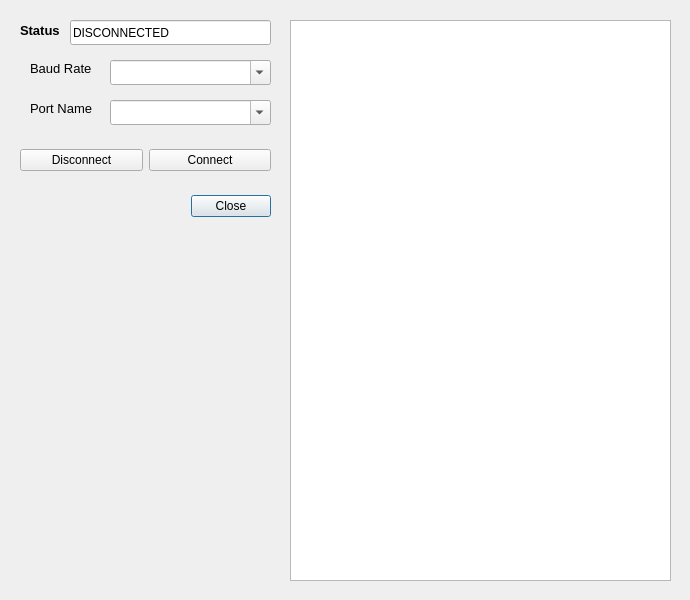
Before: the Qt Designer form code/gui/serialbox.ui in uwnrg/minotaur-cpp, drawn with Qt 5.
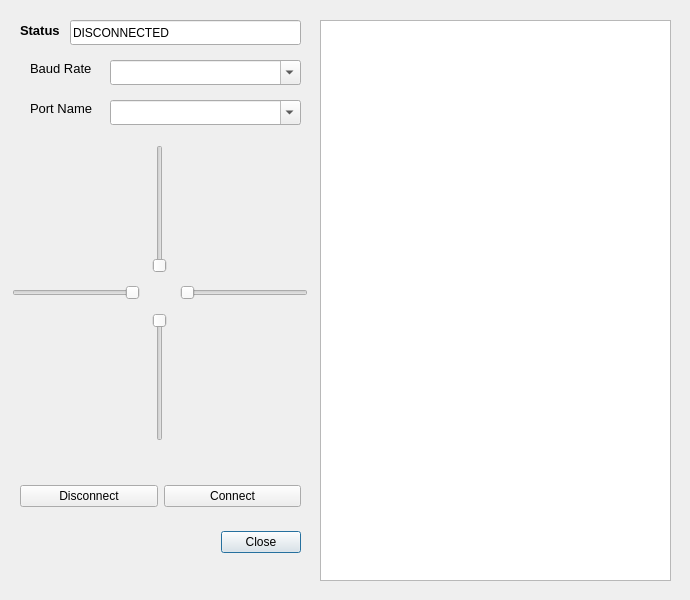
After: the same form once the commit is applied.

Commit message:
Power sliders (#161)
* Update video menu

* Slide into the UI

* Change order of enum to match dropdown on main window

* POWERSLIDE

* Made fixes

What changed in the file:
```diff
--- a/code/gui/serialbox.ui
+++ b/code/gui/serialbox.ui
@@ -22,9 +22,9 @@
   <widget class="QDialogButtonBox" name="button_box">
    <property name="geometry">
     <rect>
-     <x>10</x>
-     <y>190</y>
-     <width>261</width>
+     <x>25</x>
+     <y>526</y>
+     <width>276</width>
      <height>32</height>
     </rect>
    </property>
@@ -43,7 +43,7 @@
     <rect>
      <x>20</x>
      <y>20</y>
-     <width>71</width>
+     <width>86</width>
      <height>21</height>
     </rect>
    </property>
@@ -64,7 +64,7 @@
     <rect>
      <x>70</x>
      <y>20</y>
-     <width>201</width>
+     <width>231</width>
      <height>25</height>
     </rect>
    </property>
@@ -87,7 +87,7 @@
     <rect>
      <x>30</x>
      <y>100</y>
-     <width>81</width>
+     <width>96</width>
      <height>17</height>
     </rect>
    </property>
@@ -105,7 +105,7 @@
     <rect>
      <x>30</x>
      <y>60</y>
-     <width>81</width>
+     <width>96</width>
      <height>17</height>
     </rect>
    </property>
@@ -123,7 +123,7 @@
     <rect>
      <x>110</x>
      <y>100</y>
-     <width>161</width>
+     <width>191</width>
      <height>25</height>
     </rect>
    </property>
@@ -138,8 +138,8 @@
    <property name="geometry">
     <rect>
      <x>20</x>
-     <y>140</y>
-     <width>251</width>
+     <y>476</y>
+     <width>281</width>
      <height>41</height>
     </rect>
    </property>
@@ -149,6 +149,9 @@
       <property name="text">
        <string>Disconnect</string>
       </property>
+      <property name="autoDefault">
+        <bool>false</bool>
+      </property>
      </widget>
     </item>
     <item>
@@ -156,6 +159,9 @@
       <property name="text">
        <string>Connect</string>
       </property>
+      <property name="autoDefault">
+        <bool>false</bool>
+      </property>
      </widget>
     </item>
    </layout>
@@ -165,7 +171,7 @@
     <rect>
      <x>110</x>
      <y>60</y>
-     <width>161</width>
+     <width>191</width>
      <height>25</height>
     </rect>
    </property>
@@ -179,13 +185,71 @@
   <widget class="QPlainTextEdit" name="serial_display">
    <property name="geometry">
     <rect>
-     <x>290</x>
+     <x>320</x>
      <y>20</y>
-     <width>381</width>
+     <width>351</width>
      <height>561</height>
     </rect>
    </property>
   </widget>
+  <widget class="QSlider" name="left_slider">
+   <property name="geometry">
+    <rect>
+     <x>12</x>
+     <y>278</y>
+     <width>128</width>
+     <height>30</height>
+    </rect>
+   </property>
+   <property name="invertedAppearance">
+    <bool>true</bool>
+   </property>
+   <property name="orientation">
+    <enum>Qt::Horizontal</enum>
+   </property>
+  </widget>
+  <widget class="QSlider" name="right_slider">
+   <property name="geometry">
+    <rect>
+     <x>180</x>
+     <y>278</y>
+     <width>128</width>
+     <height>30</height>
+    </rect>
+   </property>
+   <property name="orientation">
+    <enum>Qt::Horizontal</enum>
+   </property>
+  </widget>
+  <widget class="QSlider" name="up_slider">
+   <property name="geometry">
+    <rect>
+     <x>145</x>
+     <y>145</y>
+     <width>30</width>
+     <height>128</height>
+    </rect>
+   </property>
+   <property name="orientation">
+    <enum>Qt::Vertical</enum>
+   </property>
+  </widget>
+  <widget class="QSlider" name="down_slider">
+   <property name="geometry">
+    <rect>
+     <x>145</x>
+     <y>313</y>
+     <width>30</width>
+     <height>128</height>
+    </rect>
+   </property>
+   <property name="invertedAppearance">
+    <bool>true</bool>
+   </property>
+   <property name="orientation">
+    <enum>Qt::Vertical</enum>
+   </property>
+  </widget>
  </widget>
  <resources/>
  <connections/>
```
The commit also changes 7 other files.
